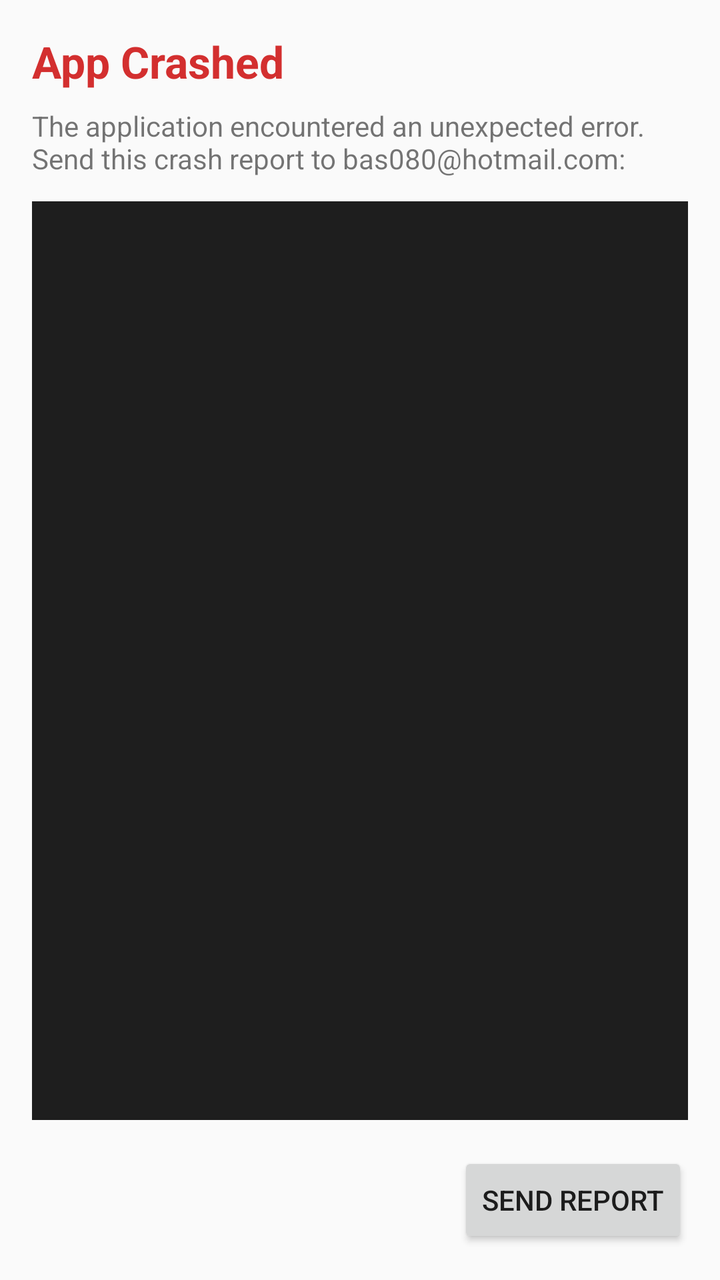
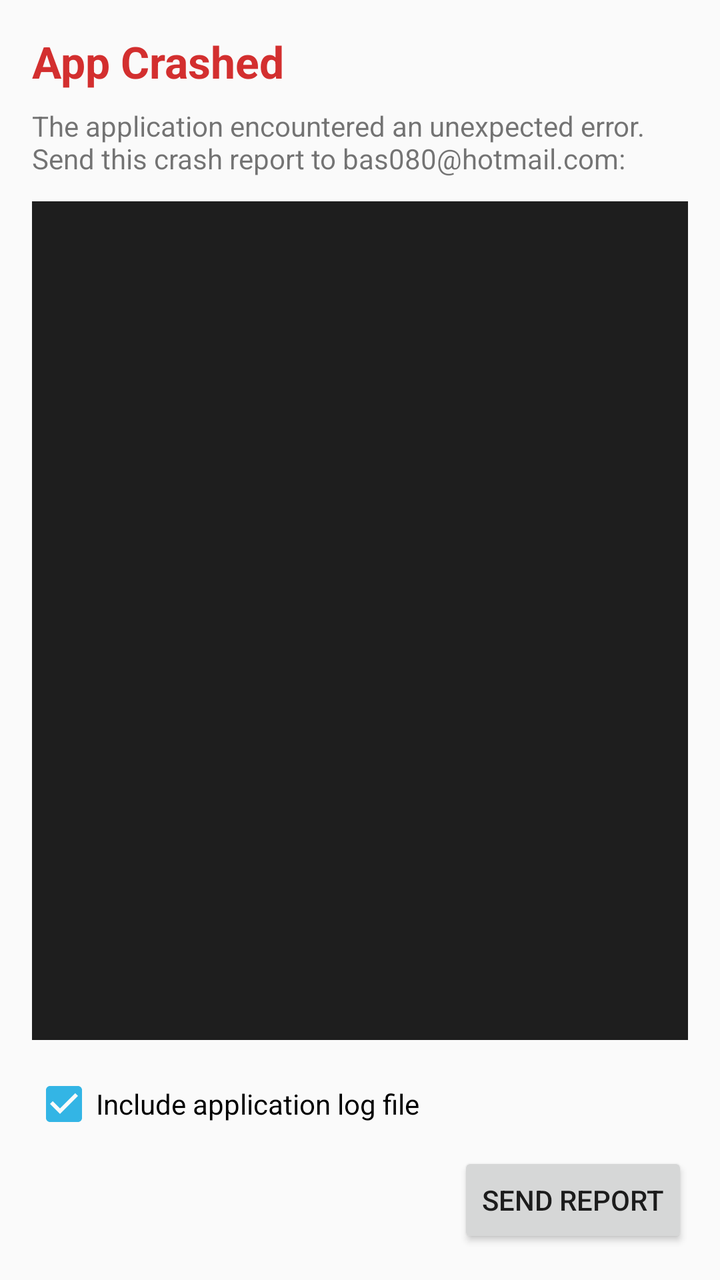

The first picture is an Android layout as it rendered before a commit; the second is the same layout after the commit. The layout source and the unified diff follow.
<!-- AndroidManifest.xml: application theme Theme.NotificationReminders -->
<!-- res/layout/activity_crash_report.xml -->
<?xml version="1.0" encoding="utf-8"?>
<LinearLayout xmlns:android="http://schemas.android.com/apk/res/android"
    android:layout_width="match_parent"
    android:layout_height="match_parent"
    android:orientation="vertical"
    android:padding="16dp">

    <TextView
        android:id="@+id/crash_title"
        android:layout_width="match_parent"
        android:layout_height="wrap_content"
        android:text="App Crashed"
        android:textSize="22sp"
        android:textStyle="bold"
        android:textColor="#D32F2F"
        android:layout_marginBottom="8dp" />

    <TextView
        android:id="@+id/crash_message"
        android:layout_width="match_parent"
        android:layout_height="wrap_content"
        android:text="The application encountered an unexpected error. Send this crash report to bas080@hotmail.com:"
        android:textSize="14sp"
        android:layout_marginBottom="12dp" />

    <ScrollView
        android:layout_width="match_parent"
        android:layout_height="0dp"
        android:layout_weight="1"
        android:background="#1E1E1E"
        android:padding="8dp"
        android:layout_marginBottom="16dp">

        <TextView
            android:id="@+id/crash_stack_trace"
            android:layout_width="match_parent"
            android:layout_height="wrap_content"
            android:textColor="#FFFFFF"
            android:textSize="12sp"
            android:fontFamily="monospace" />
    </ScrollView>

    <LinearLayout
        android:layout_width="match_parent"
        android:layout_height="wrap_content"
        android:orientation="horizontal"
        android:gravity="end">

        <Button
            android:id="@+id/btn_send_report"
            android:layout_width="wrap_content"
            android:layout_height="wrap_content"
            android:text="Send Report" />

    </LinearLayout>

</LinearLayout>
<!-- resources referenced by this layout -->
<resources>
  <style name="Theme.NotificationReminders" parent="Theme.AppCompat.DayNight.DarkActionBar">
          <item name="colorPrimary">@android:color/holo_blue_dark</item>
          <item name="colorPrimaryDark">@android:color/holo_blue_dark</item>
          <item name="colorAccent">@android:color/holo_blue_light</item>
      </style>
</resources>

<!-- the commit's change to res/layout/activity_crash_report.xml (unified diff, before → after) -->
@@ -40,6 +40,14 @@
             android:fontFamily="monospace" />
     </ScrollView>
 
+    <CheckBox
+        android:id="@+id/cb_include_logs"
+        android:layout_width="match_parent"
+        android:layout_height="wrap_content"
+        android:text="Include application log file"
+        android:checked="true"
+        android:layout_marginBottom="8dp" />
+
     <LinearLayout
         android:layout_width="match_parent"
         android:layout_height="wrap_content"
